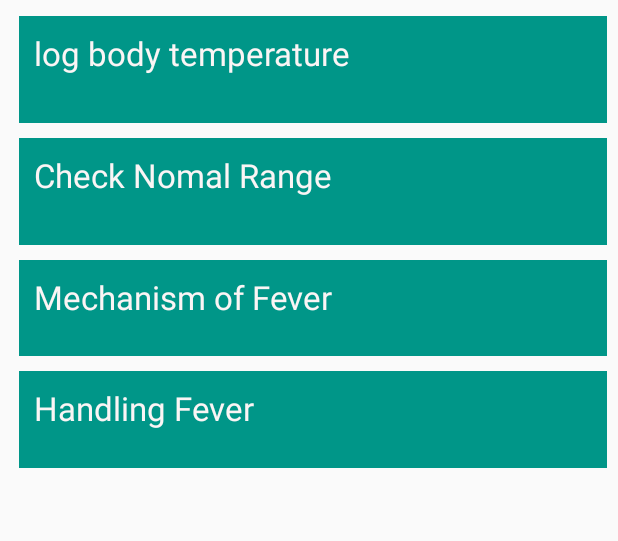
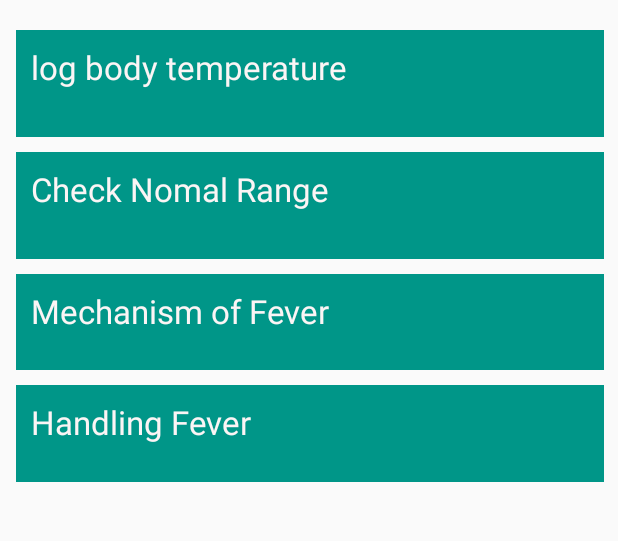
Before and after one commit to Asai0918/BT_Tracker, an Android app: the screen it shows after launch (MainActivity), on a phone screen of 412 x 824 dp, the part 395-936 px from its top. Run offline under Robolectric (Android 15) with nearby library versions, the phone set to English and light mode, and no system bars.

Commit message:
set its top margin to 10dp, left and right margin to 8dp.

```diff
--- a/app/src/main/res/layout/activity_main.xml
+++ b/app/src/main/res/layout/activity_main.xml
@@ -40,10 +40,12 @@
         app:srcCompat="@android:drawable/btn_star"/>
 
 
-
     <LinearLayout
         android:layout_width="392dp"
         android:layout_height="301dp"
+        android:layout_marginLeft="8dp"
+        android:layout_marginTop="10dp"
+        android:layout_marginRight="8dp"
         android:orientation="vertical"
         app:layout_constraintBottom_toBottomOf="parent"
         app:layout_constraintEnd_toEndOf="parent"
@@ -64,6 +66,7 @@
             android:text="log body temperature"
             android:textAppearance="@style/TextAppearance.AppCompat.Large"
             android:textColor="#FBF5F5" />
+
 
         <View
             android:id="@+id/view"
```
